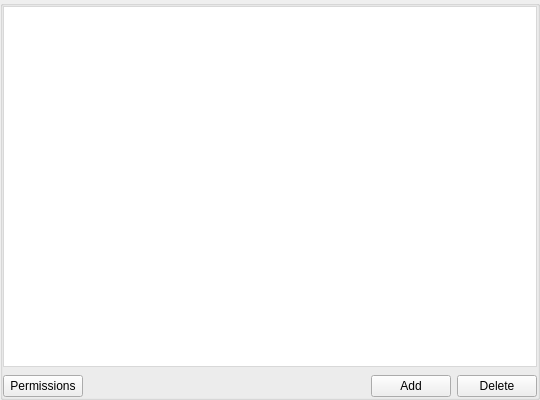
This is src/MEGASync/gui/linux/RemoteItemUi.ui in meganz/MEGAsync as Qt 5 draws it before an edit. The edited form follows.
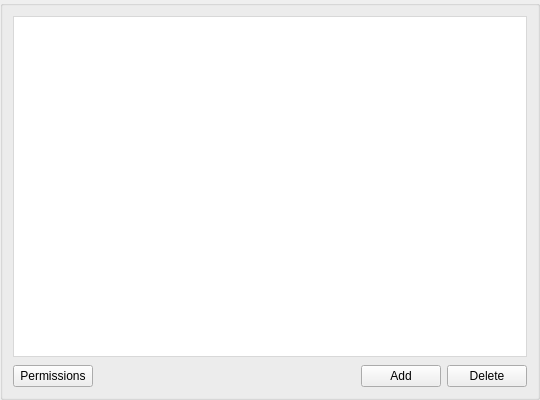
This is the edited form.

Patch:
```diff
--- a/src/MEGASync/gui/linux/RemoteItemUi.ui
+++ b/src/MEGASync/gui/linux/RemoteItemUi.ui
@@ -39,16 +39,16 @@
        <number>8</number>
       </property>
       <property name="leftMargin">
-       <number>0</number>
+       <number>10</number>
       </property>
       <property name="topMargin">
-       <number>0</number>
+       <number>10</number>
       </property>
       <property name="rightMargin">
-       <number>0</number>
+       <number>10</number>
       </property>
       <property name="bottomMargin">
-       <number>0</number>
+       <number>10</number>
       </property>
       <item>
        <widget class="QTableView" name="tableView">
```
